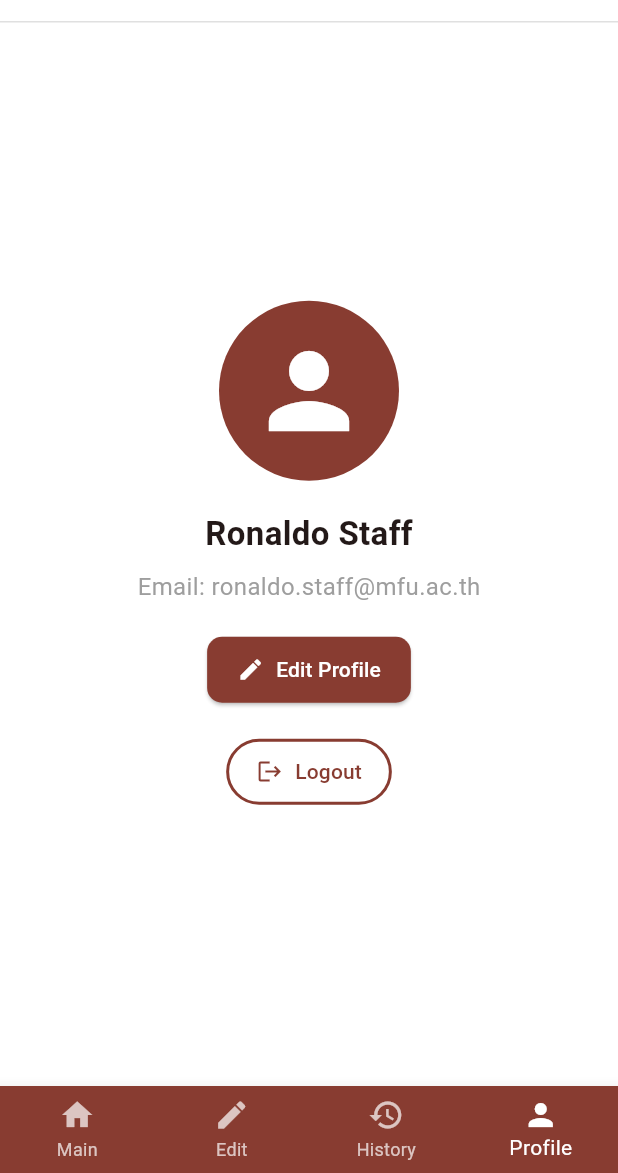
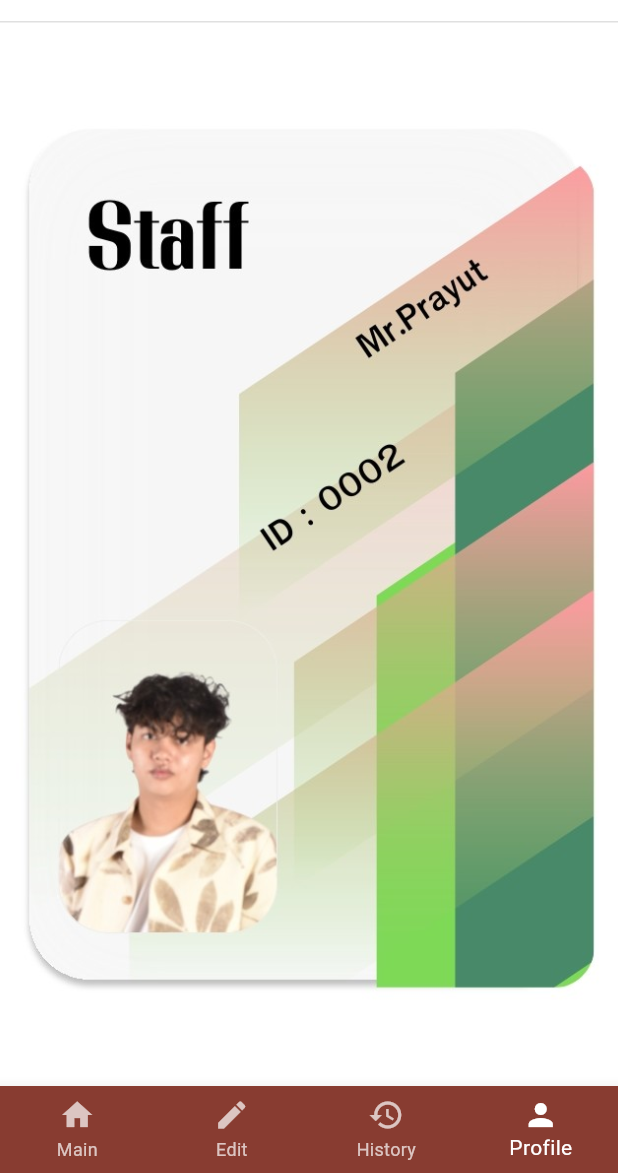
Before and after one commit to nongopal12/project_webapp_mobile_2, a Flutter app: the ProfileStaff screen opened directly, on a phone screen of 412 x 824 dp, the part 63-1236 px from its top. Run offline on Flutter 3.47's test engine with Material 3 defaults, Android fonts, the phone set to English and light mode, and no system bars.

Commit message:
new_profile_staff

```diff
--- a/project2/lib/view/staff/profile_staff.dart
+++ b/project2/lib/view/staff/profile_staff.dart
@@ -3,6 +3,7 @@
 import 'package:project2/view/staff/browser.dart';
 import 'package:project2/view/staff/dashboard.dart';
 import 'package:project2/view/staff/history_staff.dart';
+import 'package:project2/view/staff/profile_staff.dart';
 
 class ProfileStaff extends StatefulWidget {
   const ProfileStaff({super.key});
@@ -13,7 +14,7 @@
 
 class _ProfileStaffState extends State<ProfileStaff> {
   // ================================================================
-  // Section 1: ฟังก์ชัน Logout
+  // ฟังก์ชัน Logout
   // ================================================================
   void _logout() {
     showDialog(
@@ -51,7 +52,7 @@
   }
 
   // ================================================================
-  // Section 2: การเปลี่ยนหน้า (Bottom Navigation)
+  // การเปลี่ยนหน้า (Bottom Navigation)
   // ================================================================
   void _onItemTapped(int index) {
     switch (index) {
@@ -79,7 +80,7 @@
   }
 
   // ================================================================
-  // Section 3: หน้าหลักของโปรไฟล์ Staff
+  // Build หน้าโปรไฟล์ใหม่ (ใช้รูปภาพแทน UI การ์ด)
   // ================================================================
   @override
   Widget build(BuildContext context) {
@@ -88,7 +89,7 @@
 
     return Scaffold(
       // ------------------------------------------------------------
-      // AppBar
+      // AppBar ด้านบน
       // ------------------------------------------------------------
       appBar: AppBar(
         automaticallyImplyLeading: false,
@@ -124,76 +125,22 @@
       ),
 
       // ------------------------------------------------------------
-      // Body: โปรไฟล์ของ Staff
+      // BODY: แสดงภาพโปรไฟล์เต็มหน้า
       // ------------------------------------------------------------
       body: Center(
-        child: Padding(
-          padding: const EdgeInsets.all(24.0),
-          child: Column(
-            mainAxisAlignment: MainAxisAlignment.center,
-            children: [
-              // รูปโปรไฟล์จำลอง
-              const CircleAvatar(
-                radius: 60,
-                backgroundColor: Color(0xFF883C31),
-                child: Icon(Icons.person, size: 80, color: Colors.white),
+        child: ClipRRect(
+          borderRadius: BorderRadius.circular(12),
+          child: Image.asset(
+            'assets/images/Profile_staff.jpg',
+            fit: BoxFit.cover,
+            width: double.infinity,
+            height: double.infinity,
+            errorBuilder: (context, error, stackTrace) => const Center(
+              child: Text(
+                'Image not found: profile_staff.jpg',
+                style: TextStyle(color: Colors.red),
               ),
-              const SizedBox(height: 20),
-
-              // ชื่อ Staff
-              const Text(
-                'Ronaldo Staff',
-                style: TextStyle(fontSize: 22, fontWeight: FontWeight.bold),
-              ),
-              const SizedBox(height: 8),
-
-              // ตำแหน่ง/อีเมล
-              const Text(
-                'Email: ronaldo.staff@mfu.ac.th',
-                style: TextStyle(color: Colors.grey, fontSize: 16),
-              ),
-              const SizedBox(height: 20),
-
-              // ปุ่มแก้ไขโปรไฟล์ (จำลอง)
-              ElevatedButton.icon(
-                style: ElevatedButton.styleFrom(
-                  backgroundColor: mainAppColor,
-                  foregroundColor: Colors.white,
-                  padding: const EdgeInsets.symmetric(
-                    horizontal: 20,
-                    vertical: 12,
-                  ),
-                  shape: RoundedRectangleBorder(
-                    borderRadius: BorderRadius.circular(10),
-                  ),
-                ),
-                icon: const Icon(Icons.edit),
-                label: const Text('Edit Profile'),
-                onPressed: () {
-                  ScaffoldMessenger.of(context).showSnackBar(
-                    const SnackBar(
-                      content: Text('Edit Profile clicked (Mock Only)'),
-                    ),
-                  );
-                },
-              ),
-              const SizedBox(height: 20),
-
-              // ปุ่ม Logout ใหญ่ตรงกลาง
-              OutlinedButton.icon(
-                style: OutlinedButton.styleFrom(
-                  side: BorderSide(color: mainAppColor, width: 2),
-                  foregroundColor: mainAppColor,
-                  padding: const EdgeInsets.symmetric(
-                    horizontal: 20,
-                    vertical: 12,
-                  ),
-                ),
-                icon: const Icon(Icons.logout),
-                label: const Text('Logout'),
-                onPressed: _logout,
-              ),
-            ],
+            ),
           ),
         ),
       ),
```
Also changed, not shown: project2/assets/images/Profile_staff.jpg (added), project2/lib/view/user/checkstatus.dart (line endings or trailing spaces).
